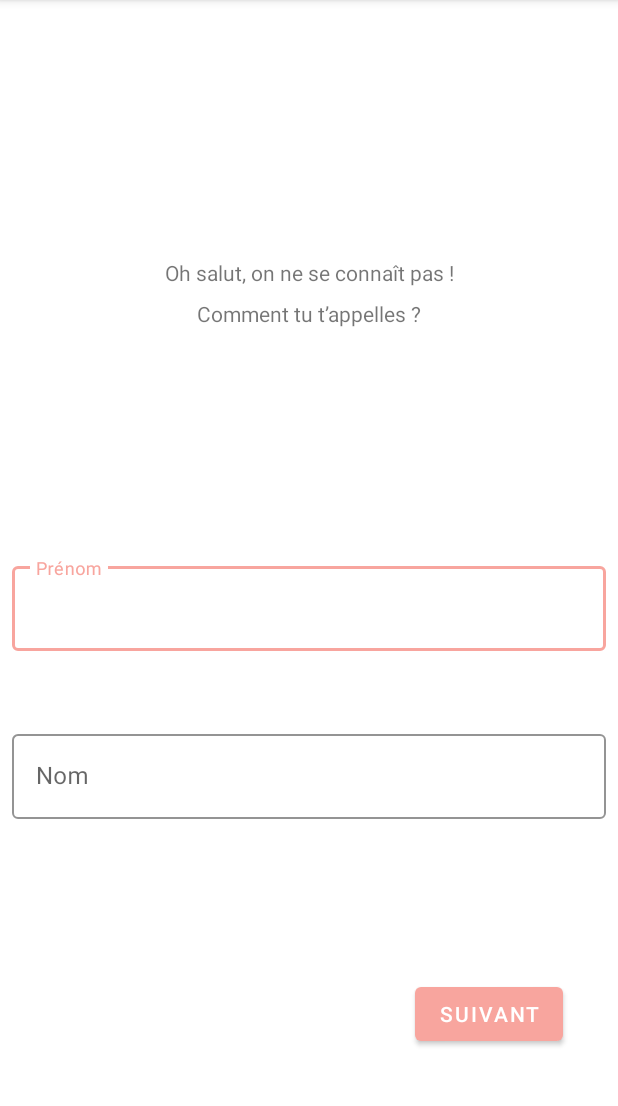
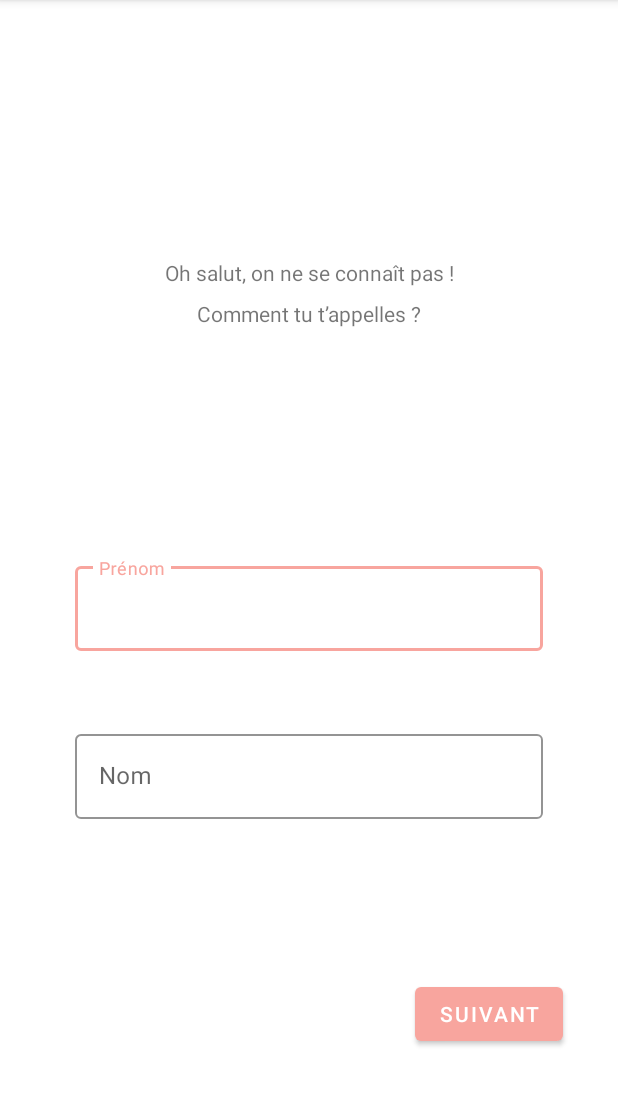
Before and after one commit to HimeShaman/kotlin_nav, an Android app: the SubscriptionScreen1 screen opened directly, with no data from a screen before it, on a phone screen of 412 x 824 dp, the part 84-1190 px from its top. Run offline under Robolectric (Android 15) with nearby library versions, the phone set to English and light mode, and no system bars.

Commit message:
subscription screens 2 to 4

```diff
--- a/app/src/main/AndroidManifest.xml
+++ b/app/src/main/AndroidManifest.xml
@@ -9,8 +9,10 @@
         android:roundIcon="@mipmap/ic_launcher_round"
         android:supportsRtl="true"
         android:theme="@style/AppTheme">
-        <activity android:name=".subscription.SubscriptionScreen1"></activity>
-        <activity android:name=".subscription.SubscriptionScreen2"></activity>
+        <activity android:name=".subscription.SubscriptionScreen4"></activity>
+        <activity android:name=".subscription.SubscriptionScreen3" />
+        <activity android:name=".subscription.SubscriptionScreen1" />
+        <activity android:name=".subscription.SubscriptionScreen2" />
         <activity android:name=".MainActivity">
             <intent-filter>
                 <action android:name="android.intent.action.MAIN" />
--- a/app/src/main/java/com/equipe4/apptest/subscription/SubscriptionScreen1.kt
+++ b/app/src/main/java/com/equipe4/apptest/subscription/SubscriptionScreen1.kt
@@ -6,7 +6,6 @@ import android.os.Bundle
 import android.view.View
 import com.equipe4.apptest.R
 import kotlinx.android.synthetic.main.activity_subscription_screen1.*
-import com.equipe4.apptest.subscription.SubscriptionScreen2
 
 class SubscriptionScreen1 : AppCompatActivity() {
 
@@ -30,7 +29,6 @@ class SubscriptionScreen1 : AppCompatActivity() {
         {
             textInputEditText_firstName.error = null
             textInputEditText_lastName.error = null
-//            TODO : change intent to next screen when created instead of going back to Main
             val intent = Intent(this, SubscriptionScreen2::class.java)
             startActivity(intent)
         }
--- a/app/src/main/res/layout/activity_subscription_screen1.xml
+++ b/app/src/main/res/layout/activity_subscription_screen1.xml
@@ -31,15 +31,15 @@
         style="@style/TextInput"
         android:layout_width="match_parent"
         android:layout_height="wrap_content"
-        android:layout_marginStart="8dp"
-        android:layout_marginEnd="8dp"
+        android:layout_marginStart="50dp"
+        android:layout_marginEnd="50dp"
         android:layout_marginBottom="160dp"
         android:hint="@string/first_name_hint"
+        app:errorEnabled="true"
         app:layout_constraintBottom_toBottomOf="parent"
         app:layout_constraintEnd_toEndOf="parent"
         app:layout_constraintStart_toStartOf="parent"
-        app:layout_constraintTop_toBottomOf="@+id/textView4"
-        app:errorEnabled="true">
+        app:layout_constraintTop_toBottomOf="@+id/textView4">
 
         <com.google.android.material.textfield.TextInputEditText
             android:id="@+id/textInputEditText_firstName"
@@ -56,16 +56,16 @@
         style="@style/TextInput"
         android:layout_width="match_parent"
         android:layout_height="wrap_content"
-        android:layout_marginStart="8dp"
+        android:layout_marginStart="50dp"
         android:layout_marginTop="8dp"
-        android:layout_marginEnd="8dp"
+        android:layout_marginEnd="50dp"
         android:layout_marginBottom="180dp"
         android:hint="@string/last_name_hint"
+        app:errorEnabled="true"
         app:layout_constraintBottom_toBottomOf="parent"
         app:layout_constraintEnd_toEndOf="parent"
         app:layout_constraintStart_toStartOf="parent"
-        app:layout_constraintTop_toBottomOf="@+id/textInputLayout_firstName"
-        app:errorEnabled="true">
+        app:layout_constraintTop_toBottomOf="@+id/textInputLayout_firstName">
 
         <com.google.android.material.textfield.TextInputEditText
             android:id="@+id/textInputEditText_lastName"
--- a/app/src/main/res/values/strings.xml
+++ b/app/src/main/res/values/strings.xml
@@ -11,4 +11,6 @@
     <string name="subscription2_text2">OU</string>
     <string name="button_male">Un homme</string>
     <string name="button_female">Une femme</string>
+    <string name="subscription3_text1">Quel âge as-tu ?</string>
+    <string name="age_hint">Age</string>
 </resources>
```
Also changed, not shown: app/src/main/java/com/equipe4/apptest/subscription/SubscriptionScreen2.kt (+8 -1 lines), app/src/main/java/com/equipe4/apptest/subscription/SubscriptionScreen3.kt (added, +28 -0 lines), app/src/main/java/com/equipe4/apptest/subscription/SubscriptionScreen4.kt (added, +14 -0 lines), app/src/main/res/layout/activity_subscription_screen2.xml (+7 -6 lines), app/src/main/res/layout/activity_subscription_screen3.xml (added, +51 -0 lines), app/src/main/res/layout/activity_subscription_screen4.xml (added, +9 -0 lines).
